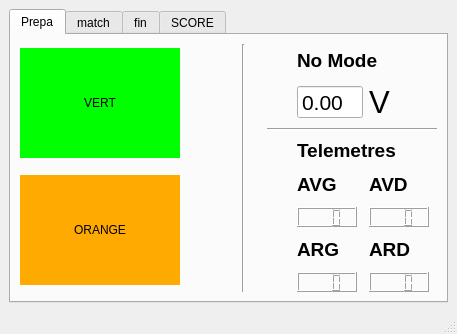
Above: BasicModules/Ecran/ihm_Ecran.ui from CRLG/LABOTBOX before the change. Below: the same form after it.
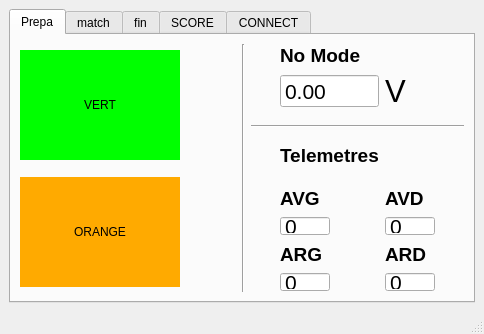
That is the form after the change. The open tabs and pages were chosen to show the change. Custom widgets are drawn as their Qt base class.

The edit to the form file:
```diff
--- a/BasicModules/Ecran/ihm_Ecran.ui
+++ b/BasicModules/Ecran/ihm_Ecran.ui
@@ -6,7 +6,7 @@
    <rect>
     <x>0</x>
     <y>0</y>
-    <width>457</width>
+    <width>484</width>
     <height>334</height>
    </rect>
   </property>
@@ -15,149 +15,17 @@
   </property>
   <widget class="QWidget" name="centralwidget">
    <layout class="QGridLayout" name="gridLayout">
-    <item row="0" column="0">
+    <item row="1" column="0">
      <widget class="QTabWidget" name="tabWidget">
       <property name="currentIndex">
-       <number>0</number>
+       <number>1</number>
       </property>
       <widget class="QWidget" name="tab">
        <attribute name="title">
         <string>Prepa</string>
        </attribute>
        <layout class="QGridLayout" name="gridLayout_3">
-        <item row="7" column="5" colspan="2">
-         <widget class="QLCDNumber" name="lcd_telemetre_4">
-          <property name="minimumSize">
-           <size>
-            <width>60</width>
-            <height>20</height>
-           </size>
-          </property>
-          <property name="maximumSize">
-           <size>
-            <width>60</width>
-            <height>20</height>
-           </size>
-          </property>
-          <property name="digitCount">
-           <number>3</number>
-          </property>
-         </widget>
-        </item>
-        <item row="7" column="4">
-         <widget class="QLCDNumber" name="lcd_telemetre_2">
-          <property name="minimumSize">
-           <size>
-            <width>60</width>
-            <height>20</height>
-           </size>
-          </property>
-          <property name="maximumSize">
-           <size>
-            <width>60</width>
-            <height>20</height>
-           </size>
-          </property>
-          <property name="digitCount">
-           <number>3</number>
-          </property>
-         </widget>
-        </item>
-        <item row="6" column="5">
-         <widget class="QLabel" name="label_4">
-          <property name="font">
-           <font>
-            <pointsize>14</pointsize>
-            <weight>75</weight>
-            <bold>true</bold>
-           </font>
-          </property>
-          <property name="text">
-           <string>ARD</string>
-          </property>
-         </widget>
-        </item>
-        <item row="6" column="4">
-         <widget class="QLabel" name="label_3">
-          <property name="font">
-           <font>
-            <pointsize>14</pointsize>
-            <weight>75</weight>
-            <bold>true</bold>
-           </font>
-          </property>
-          <property name="text">
-           <string>ARG</string>
-          </property>
-         </widget>
-        </item>
-        <item row="5" column="5" colspan="2">
-         <widget class="QLCDNumber" name="lcd_telemetre_3">
-          <property name="minimumSize">
-           <size>
-            <width>60</width>
-            <height>20</height>
-           </size>
-          </property>
-          <property name="maximumSize">
-           <size>
-            <width>60</width>
-            <height>20</height>
-           </size>
-          </property>
-          <property name="digitCount">
-           <number>3</number>
-          </property>
-         </widget>
-        </item>
-        <item row="5" column="4">
-         <widget class="QLCDNumber" name="lcd_telemetre_1">
-          <property name="minimumSize">
-           <size>
-            <width>60</width>
-            <height>20</height>
-           </size>
-          </property>
-          <property name="maximumSize">
-           <size>
-            <width>60</width>
-            <height>20</height>
-           </size>
-          </property>
-          <property name="digitCount">
-           <number>3</number>
-          </property>
-         </widget>
-        </item>
-        <item row="4" column="5">
-         <widget class="QLabel" name="label_2">
-          <property name="font">
-           <font>
-            <pointsize>14</pointsize>
-            <weight>75</weight>
-            <bold>true</bold>
-           </font>
-          </property>
-          <property name="text">
-           <string>AVD</string>
-          </property>
-         </widget>
-        </item>
-        <item row="4" column="4">
-         <widget class="QLabel" name="label">
-          <property name="font">
-           <font>
-            <pointsize>14</pointsize>
-            <weight>75</weight>
-            <bold>true</bold>
-           </font>
-          </property>
-          <property name="text">
-           <string>AVG</string>
-          </property>
-         </widget>
-        </item>
-        <item row="4" column="0" rowspan="4">
+        <item row="6" column="0" rowspan="5">
          <widget class="QPushButton" name="pB_Orange">
           <property name="minimumSize">
            <size>
@@ -597,70 +465,35 @@
           </property>
          </widget>
         </item>
-        <item row="3" column="6">
-         <widget class="QLed" name="qLed_Obstacle">
-          <property name="minimumSize">
-           <size>
-            <width>20</width>
-            <height>20</height>
-           </size>
-          </property>
-          <property name="maximumSize">
-           <size>
-            <width>20</width>
-            <height>20</height>
-           </size>
-          </property>
-          <property name="toolTip">
-           <string>Binary Led</string>
-          </property>
-          <property name="whatsThis">
-           <string>Led widget</string>
-          </property>
-          <property name="value">
-           <bool>true</bool>
-          </property>
-          <property name="onColor">
-           <enum>QLed::Red</enum>
-          </property>
-          <property name="offColor">
-           <enum>QLed::Grey</enum>
-          </property>
-          <property name="shape">
-           <enum>QLed::Circle</enum>
-          </property>
-         </widget>
-        </item>
-        <item row="3" column="4" colspan="2">
-         <widget class="QLabel" name="label_5">
-          <property name="font">
-           <font>
-            <pointsize>14</pointsize>
-            <weight>75</weight>
-            <bold>true</bold>
-           </font>
-          </property>
-          <property name="text">
-           <string>Telemetres</string>
-          </property>
-         </widget>
-        </item>
-        <item row="2" column="3" colspan="4">
+        <item row="2" column="3" rowspan="3" colspan="4">
          <widget class="Line" name="line_2">
           <property name="orientation">
            <enum>Qt::Horizontal</enum>
           </property>
          </widget>
         </item>
-        <item row="1" column="5">
-         <widget class="QLabel" name="label_6">
-          <property name="font">
-           <font>
-            <pointsize>23</pointsize>
-           </font>
+        <item row="9" column="1" rowspan="2">
+         <widget class="QLed" name="qLed_yellow">
+          <property name="minimumSize">
+           <size>
+            <width>50</width>
+            <height>50</height>
+           </size>
           </property>
-          <property name="text">
-           <string>V</string>
+          <property name="maximumSize">
+           <size>
+            <width>50</width>
+            <height>50</height>
+           </size>
+          </property>
+          <property name="toolTip">
+           <string>Binary Led</string>
+          </property>
+          <property name="whatsThis">
+           <string>Led widget</string>
+          </property>
+          <property name="value">
+           <bool>true</bool>
           </property>
          </widget>
         </item>
@@ -682,53 +515,26 @@
           </property>
          </widget>
         </item>
-        <item row="1" column="1" rowspan="2">
-         <widget class="QLed" name="qLed_blue">
-          <property name="minimumSize">
-           <size>
-            <width>50</width>
-            <height>50</height>
-           </size>
-          </property>
-          <property name="maximumSize">
-           <size>
-            <width>50</width>
-            <height>50</height>
-           </size>
-          </property>
-          <property name="toolTip">
-           <string>Binary Led</string>
-          </property>
-          <property name="whatsThis">
-           <string>Led widget</string>
-          </property>
-          <property name="value">
-           <bool>true</bool>
-          </property>
-         </widget>
-        </item>
-        <item row="0" column="4" colspan="2">
-         <widget class="QLabel" name="lbl_ModeFct">
+        <item row="1" column="5">
+         <widget class="QLabel" name="label_6">
           <property name="font">
            <font>
-            <pointsize>14</pointsize>
-            <weight>75</weight>
-            <bold>true</bold>
+            <pointsize>23</pointsize>
            </font>
           </property>
           <property name="text">
-           <string>No Mode</string>
+           <string>V</string>
           </property>
          </widget>
         </item>
-        <item row="0" column="2" rowspan="8" colspan="2">
+        <item row="0" column="2" rowspan="11">
          <widget class="Line" name="line">
           <property name="orientation">
            <enum>Qt::Vertical</enum>
           </property>
          </widget>
         </item>
-        <item row="0" column="0" rowspan="4">
+        <item row="0" column="0" rowspan="6">
          <widget class="QPushButton" name="pB_Green">
           <property name="minimumSize">
            <size>
@@ -1168,8 +974,22 @@
           </property>
          </widget>
         </item>
-        <item row="5" column="1" rowspan="3">
-         <widget class="QLed" name="qLed_yellow">
+        <item row="0" column="4">
+         <widget class="QLabel" name="lbl_ModeFct">
+          <property name="font">
+           <font>
+            <pointsize>14</pointsize>
+            <weight>75</weight>
+            <bold>true</bold>
+           </font>
+          </property>
+          <property name="text">
+           <string>No Mode</string>
+          </property>
+         </widget>
+        </item>
+        <item row="1" column="1" rowspan="4">
+         <widget class="QLed" name="qLed_blue">
           <property name="minimumSize">
            <size>
             <width>50</width>
@@ -1193,6 +1013,206 @@
           </property>
          </widget>
         </item>
+        <item row="10" column="4">
+         <widget class="QSpinBox" name="sb_telemetre_2">
+          <property name="minimumSize">
+           <size>
+            <width>50</width>
+            <height>20</height>
+           </size>
+          </property>
+          <property name="maximumSize">
+           <size>
+            <width>50</width>
+            <height>20</height>
+           </size>
+          </property>
+          <property name="font">
+           <font>
+            <pointsize>16</pointsize>
+           </font>
+          </property>
+          <property name="buttonSymbols">
+           <enum>QAbstractSpinBox::NoButtons</enum>
+          </property>
+         </widget>
+        </item>
+        <item row="10" column="5">
+         <widget class="QSpinBox" name="sb_telemetre_4">
+          <property name="minimumSize">
+           <size>
+            <width>50</width>
+            <height>20</height>
+           </size>
+          </property>
+          <property name="maximumSize">
+           <size>
+            <width>50</width>
+            <height>20</height>
+           </size>
+          </property>
+          <property name="font">
+           <font>
+            <pointsize>16</pointsize>
+           </font>
+          </property>
+          <property name="buttonSymbols">
+           <enum>QAbstractSpinBox::NoButtons</enum>
+          </property>
+         </widget>
+        </item>
+        <item row="9" column="4">
+         <widget class="QLabel" name="label_3">
+          <property name="font">
+           <font>
+            <pointsize>14</pointsize>
+            <weight>75</weight>
+            <bold>true</bold>
+           </font>
+          </property>
+          <property name="text">
+           <string>ARG</string>
+          </property>
+         </widget>
+        </item>
+        <item row="9" column="5">
+         <widget class="QLabel" name="label_4">
+          <property name="font">
+           <font>
+            <pointsize>14</pointsize>
+            <weight>75</weight>
+            <bold>true</bold>
+           </font>
+          </property>
+          <property name="text">
+           <string>ARD</string>
+          </property>
+         </widget>
+        </item>
+        <item row="8" column="4">
+         <widget class="QSpinBox" name="sb_telemetre_1">
+          <property name="minimumSize">
+           <size>
+            <width>50</width>
+            <height>20</height>
+           </size>
+          </property>
+          <property name="maximumSize">
+           <size>
+            <width>50</width>
+            <height>20</height>
+           </size>
+          </property>
+          <property name="font">
+           <font>
+            <pointsize>16</pointsize>
+           </font>
+          </property>
+          <property name="buttonSymbols">
+           <enum>QAbstractSpinBox::NoButtons</enum>
+          </property>
+         </widget>
+        </item>
+        <item row="8" column="5">
+         <widget class="QSpinBox" name="sb_telemetre_3">
+          <property name="minimumSize">
+           <size>
+            <width>50</width>
+            <height>20</height>
+           </size>
+          </property>
+          <property name="maximumSize">
+           <size>
+            <width>50</width>
+            <height>20</height>
+           </size>
+          </property>
+          <property name="font">
+           <font>
+            <pointsize>16</pointsize>
+           </font>
+          </property>
+          <property name="buttonSymbols">
+           <enum>QAbstractSpinBox::NoButtons</enum>
+          </property>
+         </widget>
+        </item>
+        <item row="7" column="4">
+         <widget class="QLabel" name="label">
+          <property name="font">
+           <font>
+            <pointsize>14</pointsize>
+            <weight>75</weight>
+            <bold>true</bold>
+           </font>
+          </property>
+          <property name="text">
+           <string>AVG</string>
+          </property>
+         </widget>
+        </item>
+        <item row="7" column="5">
+         <widget class="QLabel" name="label_2">
+          <property name="font">
+           <font>
+            <pointsize>14</pointsize>
+            <weight>75</weight>
+            <bold>true</bold>
+           </font>
+          </property>
+          <property name="text">
+           <string>AVD</string>
+          </property>
+         </widget>
+        </item>
+        <item row="5" column="4">
+         <widget class="QLabel" name="label_5">
+          <property name="font">
+           <font>
+            <pointsize>14</pointsize>
+            <weight>75</weight>
+            <bold>true</bold>
+           </font>
+          </property>
+          <property name="text">
+           <string>Telemetres</string>
+          </property>
+         </widget>
+        </item>
+        <item row="5" column="5">
+         <widget class="QLed" name="qLed_Obstacle">
+          <property name="minimumSize">
+           <size>
+            <width>20</width>
+            <height>20</height>
+           </size>
+          </property>
+          <property name="maximumSize">
+           <size>
+            <width>20</width>
+            <height>20</height>
+           </size>
+          </property>
+          <property name="toolTip">
+           <string>Binary Led</string>
+          </property>
+          <property name="whatsThis">
+           <string>Led widget</string>
+          </property>
+          <property name="value">
+           <bool>true</bool>
+          </property>
+          <property name="onColor">
+           <enum>QLed::Red</enum>
+          </property>
+          <property name="offColor">
+           <enum>QLed::Grey</enum>
+          </property>
+          <property name="shape">
+           <enum>QLed::Circle</enum>
+          </property>
+         </widget>
+        </item>
        </layout>
       </widget>
       <widget class="QWidget" name="tab_2">
@@ -1200,8 +1220,89 @@
         <string>match</string>
        </attribute>
        <layout class="QGridLayout" name="gridLayout_4">
-        <item row="0" column="0">
-         <widget class="QLed" name="qLed">
+        <item row="0" column="0" colspan="2">
+         <widget class="QDoubleSpinBox" name="sb_x">
+          <property name="minimumSize">
+           <size>
+            <width>150</width>
+            <height>80</height>
+           </size>
+          </property>
+          <property name="font">
+           <font>
+            <pointsize>48</pointsize>
+           </font>
+          </property>
+          <property name="buttonSymbols">
+           <enum>QAbstractSpinBox::NoButtons</enum>
+          </property>
+          <property name="decimals">
+           <number>1</number>
+          </property>
+          <property name="minimum">
+           <double>-400.000000000000000</double>
+          </property>
+          <property name="maximum">
+           <double>400.000000000000000</double>
+          </property>
+         </widget>
+        </item>
+        <item row="0" column="2" colspan="3">
+         <widget class="QDoubleSpinBox" name="sb_y">
+          <property name="minimumSize">
+           <size>
+            <width>150</width>
+            <height>80</height>
+           </size>
+          </property>
+          <property name="font">
+           <font>
+            <pointsize>48</pointsize>
+           </font>
+          </property>
+          <property name="buttonSymbols">
+           <enum>QAbstractSpinBox::NoButtons</enum>
+          </property>
+          <property name="decimals">
+           <number>1</number>
+          </property>
+          <property name="minimum">
+           <double>-400.000000000000000</double>
+          </property>
+          <property name="maximum">
+           <double>400.000000000000000</double>
+          </property>
+         </widget>
+        </item>
+        <item row="0" column="5">
+         <widget class="QDoubleSpinBox" name="sb_teta">
+          <property name="minimumSize">
+           <size>
+            <width>130</width>
+            <height>80</height>
+           </size>
+          </property>
+          <property name="font">
+           <font>
+            <pointsize>48</pointsize>
+           </font>
+          </property>
+          <property name="buttonSymbols">
+           <enum>QAbstractSpinBox::NoButtons</enum>
+          </property>
+          <property name="decimals">
+           <number>2</number>
+          </property>
+          <property name="minimum">
+           <double>-400.000000000000000</double>
+          </property>
+          <property name="maximum">
+           <double>400.000000000000000</double>
+          </property>
+         </widget>
+        </item>
+        <item row="1" column="0">
+         <widget class="QLed" name="qLed_conv">
           <property name="minimumSize">
            <size>
             <width>50</width>
@@ -1234,7 +1335,7 @@
           </property>
          </widget>
         </item>
-        <item row="0" column="1">
+        <item row="1" column="1" colspan="3">
          <widget class="QLabel" name="label_7">
           <property name="minimumSize">
            <size>
@@ -1260,68 +1361,8 @@
           </property>
          </widget>
         </item>
-        <item row="1" column="0">
-         <widget class="QLed" name="qLed_2">
-          <property name="minimumSize">
-           <size>
-            <width>50</width>
-            <height>50</height>
-           </size>
-          </property>
-          <property name="maximumSize">
-           <size>
-            <width>50</width>
-            <height>50</height>
-           </size>
-          </property>
-          <property name="toolTip">
-           <string>Binary Led</string>
-          </property>
-          <property name="whatsThis">
-           <string>Led widget</string>
-          </property>
-          <property name="value">
-           <bool>false</bool>
-          </property>
-          <property name="onColor">
-           <enum>QLed::Orange</enum>
-          </property>
-          <property name="offColor">
-           <enum>QLed::Grey</enum>
-          </property>
-          <property name="shape">
-           <enum>QLed::Circle</enum>
-          </property>
-         </widget>
-        </item>
-        <item row="1" column="1">
-         <widget class="QLabel" name="label_8">
-          <property name="minimumSize">
-           <size>
-            <width>0</width>
-            <height>50</height>
-           </size>
-          </property>
-          <property name="maximumSize">
-           <size>
-            <width>16777215</width>
-            <height>50</height>
-           </size>
-          </property>
-          <property name="font">
-           <font>
-            <pointsize>16</pointsize>
-            <weight>75</weight>
-            <bold>true</bold>
-           </font>
-          </property>
-          <property name="text">
-           <string>BLOCAGE</string>
-          </property>
-         </widget>
-        </item>
         <item row="2" column="0">
-         <widget class="QLed" name="qLed_3">
+         <widget class="QLed" name="qLed_obst">
           <property name="minimumSize">
            <size>
             <width>50</width>
@@ -1354,7 +1395,7 @@
           </property>
          </widget>
         </item>
-        <item row="2" column="1">
+        <item row="2" column="1" colspan="2">
          <widget class="QLabel" name="label_9">
           <property name="minimumSize">
            <size>
@@ -1380,6 +1421,66 @@
           </property>
          </widget>
         </item>
+        <item row="2" column="3">
+         <widget class="QLed" name="qLed_bloc">
+          <property name="minimumSize">
+           <size>
+            <width>50</width>
+            <height>50</height>
+           </size>
+          </property>
+          <property name="maximumSize">
+           <size>
+            <width>50</width>
+            <height>50</height>
+           </size>
+          </property>
+          <property name="toolTip">
+           <string>Binary Led</string>
+          </property>
+          <property name="whatsThis">
+           <string>Led widget</string>
+          </property>
+          <property name="value">
+           <bool>false</bool>
+          </property>
+          <property name="onColor">
+           <enum>QLed::Orange</enum>
+          </property>
+          <property name="offColor">
+           <enum>QLed::Grey</enum>
+          </property>
+          <property name="shape">
+           <enum>QLed::Circle</enum>
+          </property>
+         </widget>
+        </item>
+        <item row="2" column="4" colspan="2">
+         <widget class="QLabel" name="label_8">
+          <property name="minimumSize">
+           <size>
+            <width>0</width>
+            <height>50</height>
+           </size>
+          </property>
+          <property name="maximumSize">
+           <size>
+            <width>16777215</width>
+            <height>50</height>
+           </size>
+          </property>
+          <property name="font">
+           <font>
+            <pointsize>16</pointsize>
+            <weight>75</weight>
+            <bold>true</bold>
+           </font>
+          </property>
+          <property name="text">
+           <string>BLOCAGE</string>
+          </property>
+         </widget>
+        </item>
        </layout>
       </widget>
       <widget class="QWidget" name="tab_3">
@@ -1449,6 +1550,115 @@
         </item>
        </layout>
       </widget>
+      <widget class="QWidget" name="tab_4">
+       <attribute name="title">
+        <string>CONNECT</string>
+       </attribute>
+       <widget class="QPushButton" name="pB_connect">
+        <property name="geometry">
+         <rect>
+          <x>40</x>
+          <y>50</y>
+          <width>300</width>
+          <height>60</height>
+         </rect>
+        </property>
+        <property name="minimumSize">
+         <size>
+          <width>300</width>
+          <height>60</height>
+         </size>
+        </property>
+        <property name="font">
+         <font>
+          <pointsize>48</pointsize>
+         </font>
+        </property>
+        <property name="text">
+         <string>OPEN</string>
+        </property>
+       </widget>
+       <widget class="QPushButton" name="pB_close">
+        <property name="geometry">
+         <rect>
+          <x>40</x>
+          <y>110</y>
+          <width>300</width>
+          <height>60</height>
+         </rect>
+        </property>
+        <property name="minimumSize">
+         <size>
+          <width>300</width>
+          <height>60</height>
+         </size>
+        </property>
+        <property name="font">
+         <font>
+          <pointsize>48</pointsize>
+         </font>
+        </property>
+        <property name="text">
+         <string>CLOSE</string>
+        </property>
+       </widget>
+       <widget class="QLed" name="isOpen">
+        <property name="geometry">
+         <rect>
+          <x>360</x>
+          <y>50</y>
+          <width>50</width>
+          <height>50</height>
+         </rect>
+        </property>
+        <property name="toolTip">
+         <string>Binary Led</string>
+        </property>
+        <property name="whatsThis">
+         <string>Led widget</string>
+        </property>
+        <property name="value">
+         <bool>true</bool>
+        </property>
+        <property name="onColor">
+         <enum>QLed::Green</enum>
+        </property>
+        <property name="offColor">
+         <enum>QLed::Grey</enum>
+        </property>
+        <property name="shape">
+         <enum>QLed::Circle</enum>
+        </property>
+       </widget>
+       <widget class="QLed" name="isClose">
+        <property name="geometry">
+         <rect>
+          <x>360</x>
+          <y>110</y>
+          <width>50</width>
+          <height>50</height>
+         </rect>
+        </property>
+        <property name="toolTip">
+         <string>Binary Led</string>
+        </property>
+        <property name="whatsThis">
+         <string>Led widget</string>
+        </property>
+        <property name="value">
+         <bool>true</bool>
+        </property>
+        <property name="onColor">
+         <enum>QLed::Red</enum>
+        </property>
+        <property name="offColor">
+         <enum>QLed::Grey</enum>
+        </property>
+        <property name="shape">
+         <enum>QLed::Circle</enum>
+        </property>
+       </widget>
+      </widget>
      </widget>
     </item>
    </layout>
@@ -1458,7 +1668,7 @@
     <rect>
      <x>0</x>
      <y>0</y>
-     <width>457</width>
+     <width>484</width>
      <height>21</height>
     </rect>
    </property>
```
